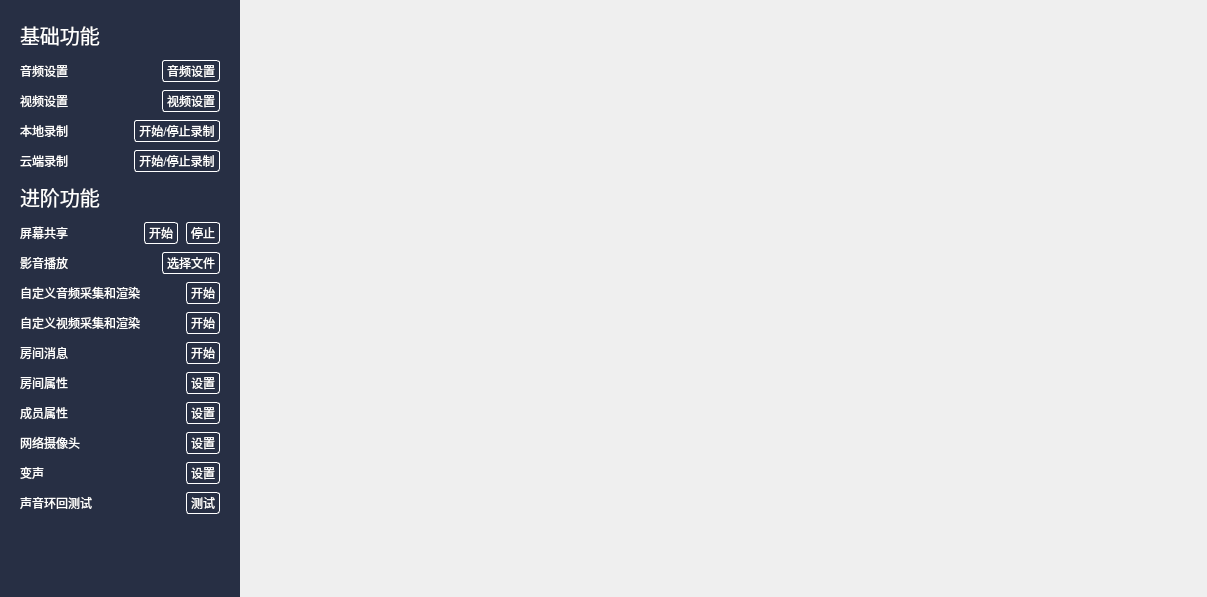
The window that MacOS/src/maindialog.ui (cloudroomSDK/API-Demo) describes before a commit, drawn with Qt 5.
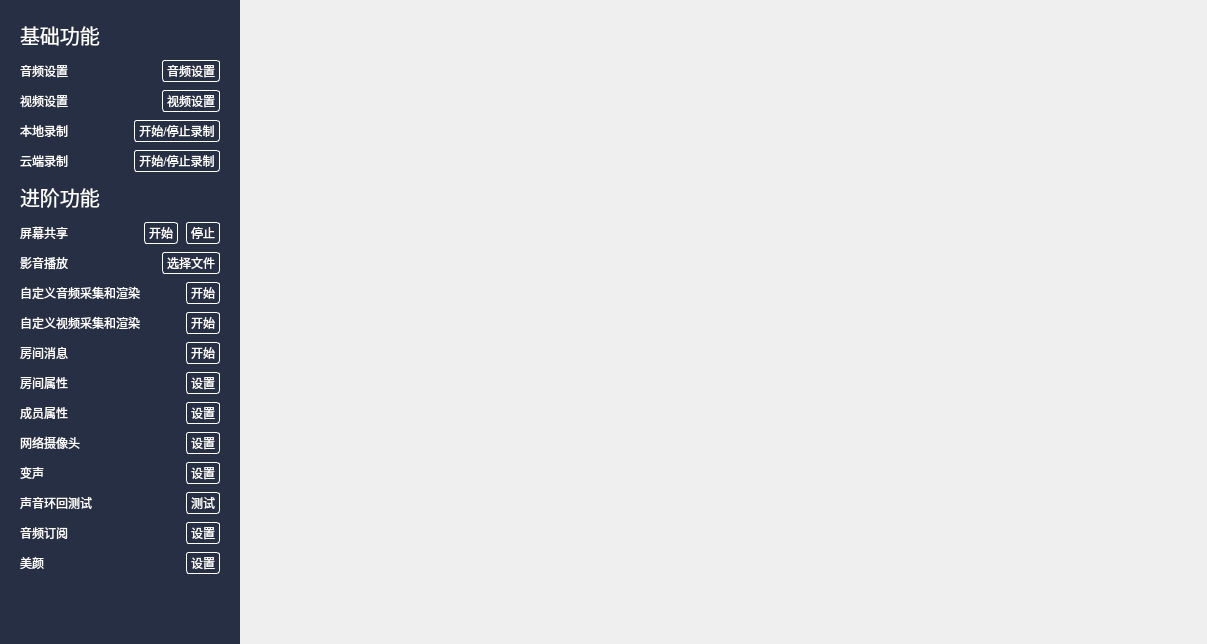
The same window after the commit.

The edit to the form file:
```diff
--- a/MacOS/src/maindialog.ui
+++ b/MacOS/src/maindialog.ui
@@ -7,7 +7,7 @@
     <x>0</x>
     <y>0</y>
     <width>1207</width>
-    <height>597</height>
+    <height>636</height>
    </rect>
   </property>
   <property name="windowTitle">
@@ -640,6 +640,66 @@
            </item>
           </layout>
          </item>
+         <item>
+          <layout class="QHBoxLayout" name="horizontalLayout_21">
+           <item>
+            <widget class="QLabel" name="label_19">
+             <property name="sizePolicy">
+              <sizepolicy hsizetype="Expanding" vsizetype="Preferred">
+               <horstretch>0</horstretch>
+               <verstretch>0</verstretch>
+              </sizepolicy>
+             </property>
+             <property name="text">
+              <string>音频订阅</string>
+             </property>
+            </widget>
+           </item>
+           <item>
+            <widget class="QPushButton" name="btnSubAudio">
+             <property name="sizePolicy">
+              <sizepolicy hsizetype="Preferred" vsizetype="Preferred">
+               <horstretch>0</horstretch>
+               <verstretch>0</verstretch>
+              </sizepolicy>
+             </property>
+             <property name="text">
+              <string>设置</string>
+             </property>
+            </widget>
+           </item>
+          </layout>
+         </item>
+         <item>
+          <layout class="QHBoxLayout" name="horizontalLayout_22">
+           <item>
+            <widget class="QLabel" name="label_20">
+             <property name="sizePolicy">
+              <sizepolicy hsizetype="Expanding" vsizetype="Preferred">
+               <horstretch>0</horstretch>
+               <verstretch>0</verstretch>
+              </sizepolicy>
+             </property>
+             <property name="text">
+              <string>美颜</string>
+             </property>
+            </widget>
+           </item>
+           <item>
+            <widget class="QPushButton" name="btnBeauty">
+             <property name="sizePolicy">
+              <sizepolicy hsizetype="Preferred" vsizetype="Preferred">
+               <horstretch>0</horstretch>
+               <verstretch>0</verstretch>
+              </sizepolicy>
+             </property>
+             <property name="text">
+              <string>设置</string>
+             </property>
+            </widget>
+           </item>
+          </layout>
+         </item>
         </layout>
        </widget>
       </item>
```
